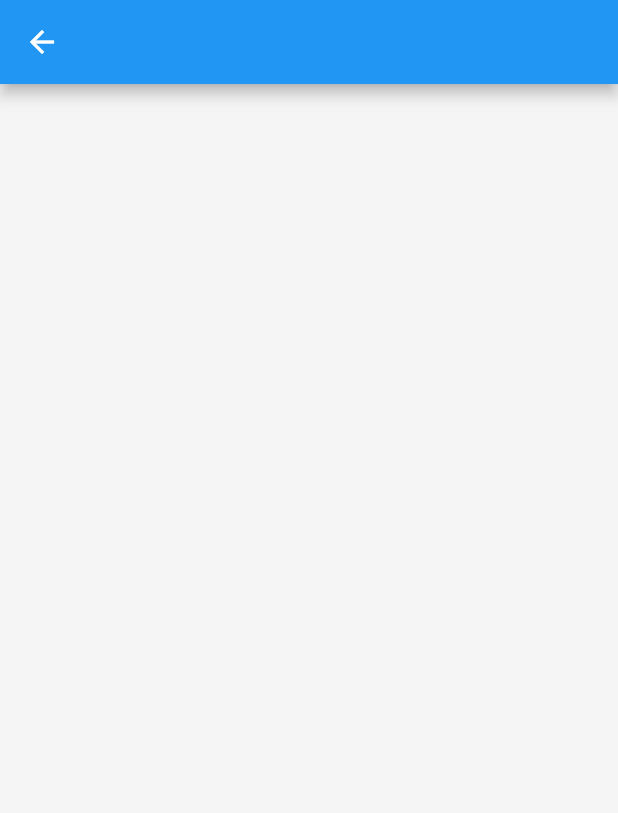
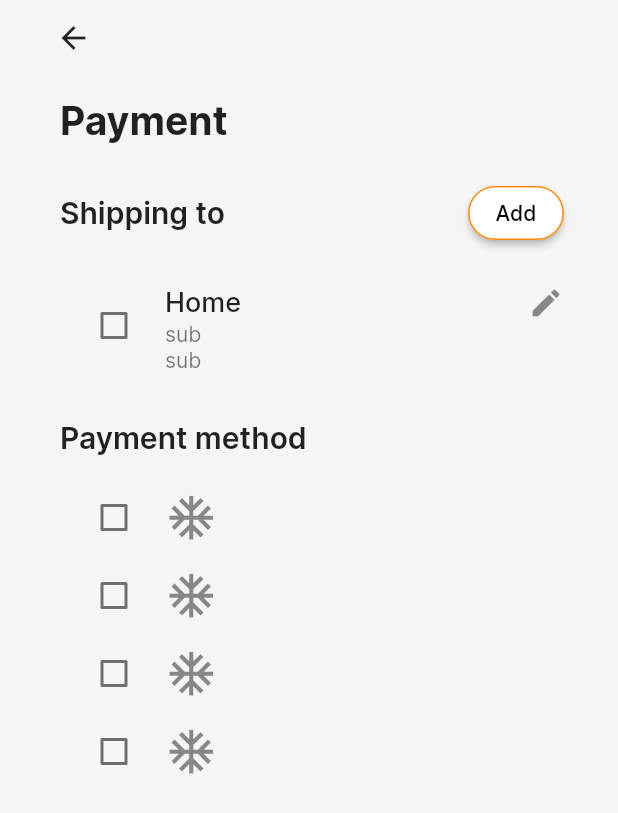
Before and after one commit to BrunoRabbit/fruit-store-app, a Flutter app: the PaymentPage screen opened by its route, on a phone screen of 412 x 824 dp. Shown: the top 813 px of the screen. Run offline on Flutter 3.47's test engine with Material 2 defaults, Android fonts, the light colour scheme and no system bars; our stand-ins replace badges, bloc, cloud_firestore, email_validator, equatable, feather_icons and 6 more; accounts and stored records are empty.

Commit message:
feat: create payment page and minor adjustments

```diff
--- a/lib/controllers/product_controller.dart
+++ b/lib/controllers/product_controller.dart
@@ -4,6 +4,7 @@ import 'package:fruit_store_app/models/product.dart';
 
 class ProductController extends ChangeNotifier {
   double sum = 0.0;
+  bool isChecked = false;
   bool isFromNavbar = false;
   List<Product> favoriteList = [];
 
--- a/lib/main.dart
+++ b/lib/main.dart
@@ -5,7 +5,7 @@ import 'package:fruit_store_app/controllers/home_page_controller.dart';
 import 'package:fruit_store_app/controllers/product_controller.dart';
 import 'package:fruit_store_app/controllers/welcome_page_controller.dart';
 import 'package:fruit_store_app/global_blocs/auth/auth_bloc.dart';
-import 'package:fruit_store_app/pages/welcome/welcome_page.dart';
+import 'package:fruit_store_app/pages/login_page/login_page.dart';
 import 'package:fruit_store_app/repositories/auth_repository.dart';
 import 'package:provider/provider.dart';
 import 'routes/app_routes.dart';
@@ -54,7 +54,7 @@ class _MyAppState extends State<MyApp> {
             title: 'Flutter Demo',
             debugShowCheckedModeBanner: false,
             theme: themeData,
-            home: const WelcomePage(), // WelcomePage
+            home: const LoginPage(), // WelcomePage
             routes: AppRoutes.path,
           ),
         ),
--- a/lib/pages/cart_page/cart_page.dart
+++ b/lib/pages/cart_page/cart_page.dart
@@ -6,6 +6,7 @@ import 'package:fruit_store_app/controllers/product_controller.dart';
 import 'package:fruit_store_app/data/data.dart';
 import 'package:fruit_store_app/models/product.dart';
 import 'package:fruit_store_app/pages/cart_page/widgets/item_card_widget.dart';
+import 'package:fruit_store_app/routes/app_routes.dart';
 import 'package:fruit_store_app/styles/color_theme.dart';
 import 'package:provider/provider.dart';
 
@@ -187,7 +188,9 @@ class _CartPageState extends State<CartPage> {
                 borderRadius: 6,
                 width: double.infinity,
                 label: 'Buy',
-                onPress: () {},
+                onPress: () {
+                  Navigator.of(context).pushNamed(RoutesPath.kPaymentPage);
+                },
                 type: CustomButtonType.rounded,
               ),
               const SizedBox(
--- a/lib/pages/payment_page/payment_page.dart
+++ b/lib/pages/payment_page/payment_page.dart
@@ -1,15 +1,189 @@
 import 'package:flutter/material.dart';
+import 'package:fruit_store_app/app/widgets/app_bar_widget.dart';
+import 'package:fruit_store_app/app/widgets/app_custom_text.dart';
+import 'package:fruit_store_app/controllers/product_controller.dart';
+import 'package:fruit_store_app/styles/color_theme.dart';
+import 'package:provider/provider.dart';
 
-class PaymentPage extends StatelessWidget {
+class PaymentPage extends StatefulWidget {
   const PaymentPage({Key? key}) : super(key: key);
 
   @override
+  State<PaymentPage> createState() => _PaymentPageState();
+}
+
+class _PaymentPageState extends State<PaymentPage> {
+  @override
   Widget build(BuildContext context) {
+    final _controller = Provider.of<ProductController>(context);
     return Scaffold(
-      appBar: AppBar(
-        title: const Text(''),
+      appBar: AppBarWidget(
+        isHomeScreen: false,
+        isNeedButton: false,
+        isImplyLeading: true,
+        onTap: () {
+          Navigator.pop(context);
+        },
       ),
-      body: Container(),
+      body: Padding(
+        padding: const EdgeInsets.only(
+          left: 40,
+          top: 15,
+          right: 20,
+        ),
+        child: Column(
+          crossAxisAlignment: CrossAxisAlignment.start,
+          children: [
+            const AppCustomText(
+              label: 'Payment',
+              fontFamily: 'Inter-Bold',
+              size: 26,
+            ),
+            Padding(
+              padding: const EdgeInsets.only(top: 22, right: 16),
+              child: Row(
+                children: [
+                  const AppCustomText(
+                    label: 'Shipping to',
+                    fontFamily: 'Inter-SemiBold',
+                    size: 20,
+                  ),
+                  const Spacer(),
+                  ElevatedButton(
+                    onPressed: () {},
+                    style: ElevatedButton.styleFrom(
+                      primary: Colors.white,
+                      shape: const StadiumBorder(),
+                      side: const BorderSide(
+                        color: primaryColor,
+                      ),
+                    ),
+                    child: const AppCustomText(
+                      label: 'Add',
+                      color: Colors.black,
+                      fontFamily: 'Inter-Medium',
+                    ),
+                  ),
+                ],
+              ),
+            ),
+            const SizedBox(
+              height: 15,
+            ),
+            CheckboxListTile(
+              controlAffinity: ListTileControlAffinity.leading,
+              title: Row(
+                children: [
+                  const AppCustomText(
+                    label: 'Home',
+                    fontFamily: 'Inter-Medium',
+                    size: 18,
+                  ),
+                  const Spacer(),
+                  InkWell(
+                    onTap: () {},
+                    child: const Icon(Icons.edit),
+                  ),
+                ],
+              ),
+              isThreeLine: true,
+              subtitle: Column(
+                crossAxisAlignment: CrossAxisAlignment.start,
+                children: const [
+                  Text('sub'),
+                  Text('sub'),
+                ],
+              ),
+              visualDensity: VisualDensity.comfortable,
+              value: _controller.isChecked,
+              onChanged: (value) {
+                setState(() {
+                  _controller.isChecked = value!;
+                });
+              },
+            ),
+            const SizedBox(
+              height: 15,
+            ),
+            const AppCustomText(
+              label: 'Payment method',
+              fontFamily: 'Inter-SemiBold',
+              size: 20,
+            ),
+            const SizedBox(
+              height: 15,
+            ),
+            CheckboxListTile(
+              controlAffinity: ListTileControlAffinity.leading,
+              title: const Align(
+                alignment: Alignment.centerLeft,
+                child: Icon(
+                  Icons.ac_unit,
+                  size: 35,
+                ),
+              ),
+              visualDensity: VisualDensity.comfortable,
+              value: _controller.isChecked,
+              onChanged: (value) {
+                setState(() {
+                  _controller.isChecked = value!;
+                });
+              },
+            ),
+            CheckboxListTile(
+              controlAffinity: ListTileControlAffinity.leading,
+              title: const Align(
+                alignment: Alignment.centerLeft,
+                child: Icon(
+                  Icons.ac_unit,
+                  size: 35,
+                ),
+              ),
+              visualDensity: VisualDensity.comfortable,
+              value: _controller.isChecked,
+              onChanged: (value) {
+                setState(() {
+                  _controller.isChecked = value!;
+                });
+              },
+            ),
+            CheckboxListTile(
+              controlAffinity: ListTileControlAffinity.leading,
+              title: const Align(
+                alignment: Alignment.centerLeft,
+                child: Icon(
+                  Icons.ac_unit,
+                  size: 35,
+                ),
+              ),
+              visualDensity: VisualDensity.comfortable,
+              value: _controller.isChecked,
+              onChanged: (value) {
+                setState(() {
+                  _controller.isChecked = value!;
+                });
+              },
+            ),
+            CheckboxListTile(
+              controlAffinity: ListTileControlAffinity.leading,
+              title: const Align(
+                alignment: Alignment.centerLeft,
+                child: Icon(
+                  Icons.ac_unit,
+                  size: 35,
+                ),
+              ),
+              visualDensity: VisualDensity.comfortable,
+              value: _controller.isChecked,
+              onChanged: (value) {
+                setState(() {
+                  _controller.isChecked = value!;
+                });
+              },
+            ),
+          ],
+        ),
+      ),
     );
   }
 }
```
